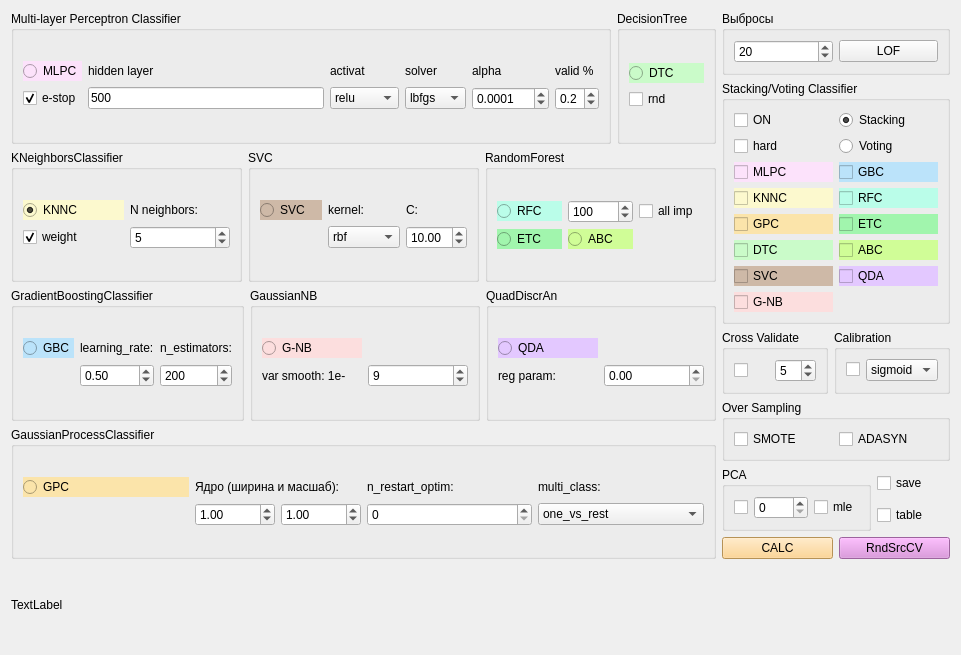
The window that qt/classifier_form.ui (idergunoff/geovel_1.0) describes before a commit, drawn with Qt 5.
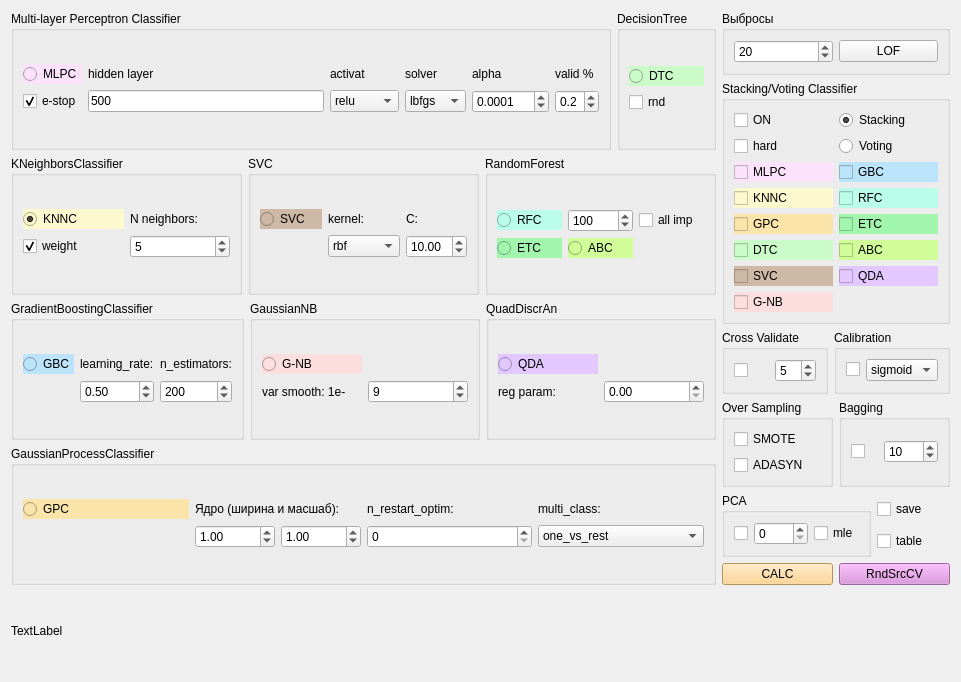
The same window after the commit.

Patch:
```diff
--- a/qt/classifier_form.ui
+++ b/qt/classifier_form.ui
@@ -7,13 +7,13 @@
     <x>0</x>
     <y>0</y>
     <width>961</width>
-    <height>655</height>
+    <height>682</height>
    </rect>
   </property>
   <property name="windowTitle">
    <string>Classifier</string>
   </property>
-  <layout class="QGridLayout" name="gridLayout_35">
+  <layout class="QGridLayout" name="gridLayout_37">
    <item row="0" column="0">
     <layout class="QGridLayout" name="gridLayout_30">
      <item row="2" column="0">
@@ -825,7 +825,7 @@
     </layout>
    </item>
    <item row="0" column="1">
-    <layout class="QGridLayout" name="gridLayout_34">
+    <layout class="QGridLayout" name="gridLayout_35">
      <item row="0" column="0" colspan="2">
       <widget class="QGroupBox" name="groupBox_12">
        <property name="title">
@@ -1103,12 +1103,12 @@
       </layout>
      </item>
      <item row="3" column="0" colspan="2">
+      <layout class="QGridLayout" name="gridLayout_34">
+       <item row="0" column="0">
       <widget class="QGroupBox" name="groupBox_14">
        <property name="title">
         <string>Over Sampling</string>
        </property>
-       <layout class="QGridLayout" name="gridLayout_32">
-        <item row="0" column="0">
          <layout class="QGridLayout" name="gridLayout_31">
           <item row="0" column="0">
            <widget class="QCheckBox" name="checkBox_smote">
@@ -1117,7 +1117,7 @@
             </property>
            </widget>
           </item>
-          <item row="0" column="1">
+          <item row="1" column="0">
            <widget class="QCheckBox" name="checkBox_adasyn">
             <property name="text">
              <string>ADASYN</string>
@@ -1125,9 +1125,38 @@
            </widget>
           </item>
          </layout>
-        </item>
-       </layout>
-      </widget>
+        </widget>
+       </item>
+       <item row="0" column="1">
+        <widget class="QGroupBox" name="groupBox_16">
+         <property name="title">
+          <string>Bagging</string>
+         </property>
+         <layout class="QGridLayout" name="gridLayout_32">
+          <item row="0" column="0">
+           <widget class="QCheckBox" name="checkBox_baggig">
+            <property name="text">
+             <string/>
+            </property>
+           </widget>
+          </item>
+          <item row="0" column="1">
+           <widget class="QSpinBox" name="spinBox_bagging">
+            <property name="minimum">
+             <number>5</number>
+            </property>
+            <property name="maximum">
+             <number>1000</number>
+            </property>
+            <property name="value">
+             <number>10</number>
+            </property>
+           </widget>
+          </item>
+         </layout>
+        </widget>
+       </item>
+      </layout>
      </item>
      <item row="4" column="0">
       <widget class="QGroupBox" name="groupBox_11">
```
Lines whose indentation alone changed are shown as unchanged.
